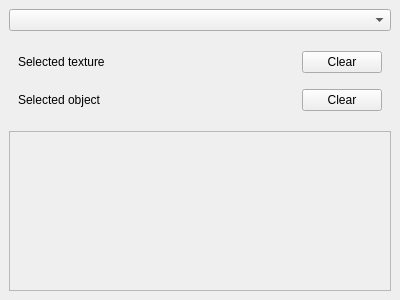
The window that mapEditor/src/components/textureSelectionDockWidget.ui (jeremydumais/TheWarrior) describes before a commit, drawn with Qt 5.
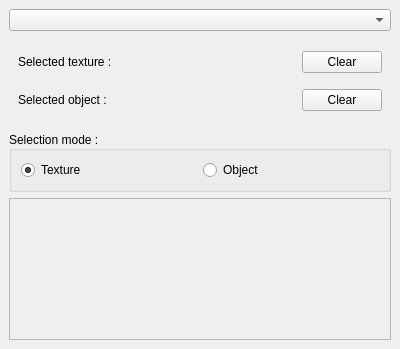
The same window after the commit. Custom widgets are drawn as their Qt base class.

Commit message: Solve issue #6, added bottom tabs to change the map view (ex: CanStep, MonsterZone, BlockedBorder etc) and start working on support to change multi-selection tile properties.

Patch:
```diff
--- a/mapEditor/src/components/textureSelectionDockWidget.ui
+++ b/mapEditor/src/components/textureSelectionDockWidget.ui
@@ -7,7 +7,7 @@
     <x>0</x>
     <y>0</y>
     <width>400</width>
-    <height>300</height>
+    <height>349</height>
    </rect>
   </property>
   <property name="allowedAreas">
@@ -44,7 +44,7 @@
             </size>
            </property>
            <property name="text">
-            <string>Selected texture</string>
+            <string>Selected texture :</string>
            </property>
           </widget>
          </item>
@@ -112,7 +112,7 @@
             </size>
            </property>
            <property name="text">
-            <string>Selected object</string>
+            <string>Selected object :</string>
            </property>
           </widget>
          </item>
@@ -168,6 +168,38 @@
         </layout>
        </widget>
       </item>
+      <item>
+       <widget class="QGroupBox" name="groupBox">
+        <property name="title">
+         <string>Selection mode :</string>
+        </property>
+        <property name="alignment">
+         <set>Qt::AlignLeading|Qt::AlignLeft|Qt::AlignVCenter</set>
+        </property>
+        <property name="flat">
+         <bool>false</bool>
+        </property>
+        <layout class="QHBoxLayout" name="horizontalLayout">
+         <item>
+          <widget class="QRadioButton" name="radioButtonTexture">
+           <property name="text">
+            <string>Texture</string>
+           </property>
+           <property name="checked">
+            <bool>true</bool>
+           </property>
+          </widget>
+         </item>
+         <item>
+          <widget class="QRadioButton" name="radioButtonObject">
+           <property name="text">
+            <string>Object</string>
+           </property>
+          </widget>
+         </item>
+        </layout>
+       </widget>
+      </item>
       <item>
        <widget class="QScrollArea" name="scrollArea">
         <property name="widgetResizable">
@@ -179,7 +211,7 @@
            <x>0</x>
            <y>0</y>
            <width>378</width>
-           <height>106</height>
+           <height>85</height>
           </rect>
          </property>
          <layout class="QGridLayout" name="gridLayout_2">
```
Left out of the diff: 8 changed lines with no effect on the pictures. The commit also changes 20 other files.
